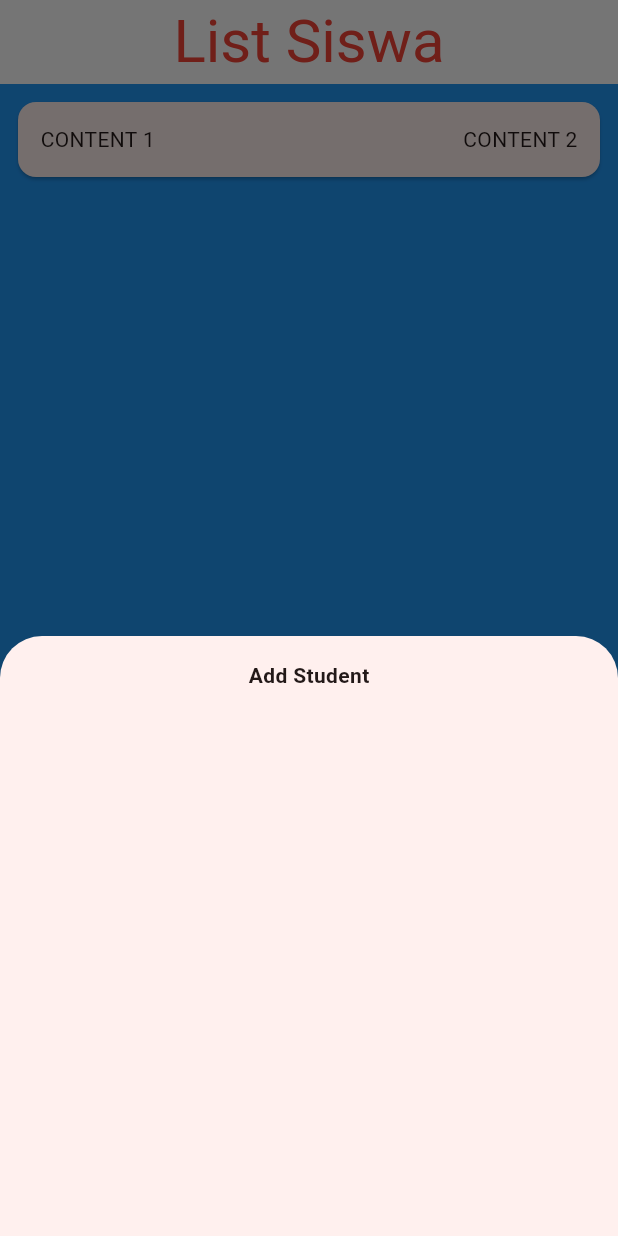
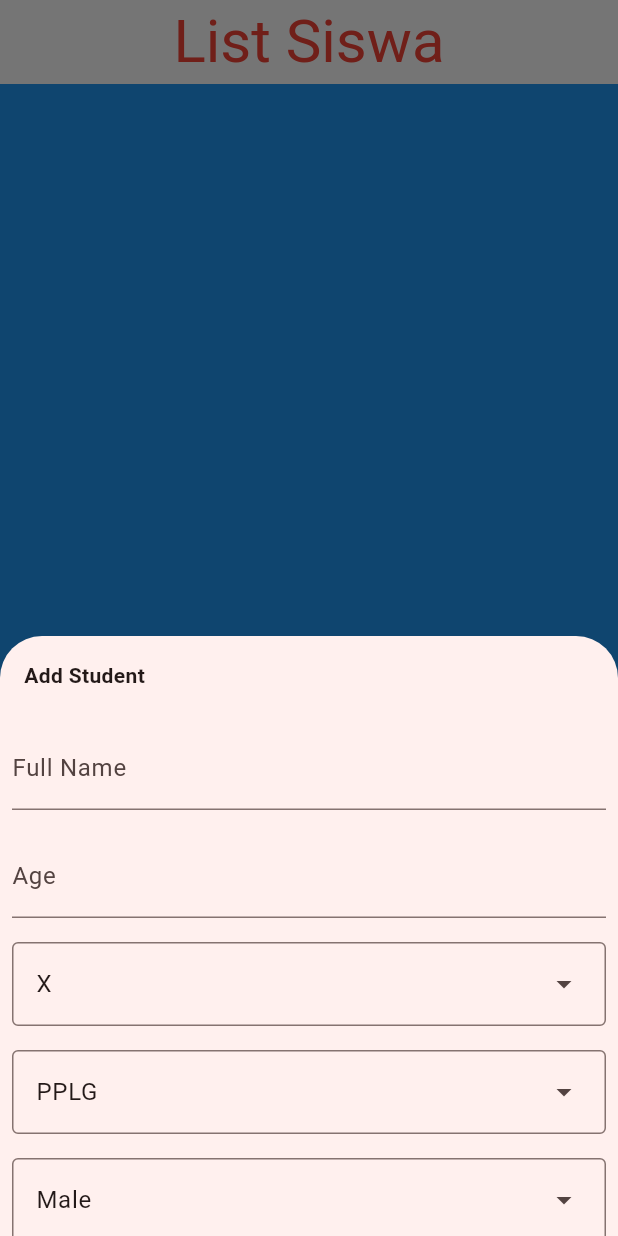
Before and after one commit to oraclelabpischool/List-Student-PPLG-II-Flutter, a Flutter app: the screen it shows after launch, after a tap on an icon or button, on a phone screen of 412 x 824 dp. Run offline on Flutter 3.47's test engine with Material 3 defaults, Android fonts, the phone set to English and light mode, and no system bars.

Commit message:
feat: add to list example

```diff
--- a/lib/screen/my_home_page.dart
+++ b/lib/screen/my_home_page.dart
@@ -9,6 +9,34 @@ class MyHomePage extends StatefulWidget {
 }
 
 class _MyHomePageState extends State<MyHomePage> {
+  List listStudent = [];
+  String classSelected = 'X';
+  String majorSelected = 'PPLG';
+  String genderSelected = 'Male';
+  TextEditingController fullName = TextEditingController();
+  TextEditingController age = TextEditingController();
+  final List<DropdownMenuEntry<String>> listClasses =
+      <DropdownMenuEntry<String>>[
+        const DropdownMenuEntry(value: "X", label: "X"),
+        const DropdownMenuEntry(value: "XI", label: "XI"),
+        const DropdownMenuEntry(value: "XII", label: "XII"),
+      ];
+  final List<DropdownMenuEntry<String>> listMajor = <DropdownMenuEntry<String>>[
+    const DropdownMenuEntry(value: "PPLG", label: "PPLG"),
+    const DropdownMenuEntry(value: "HR", label: "HR"),
+    const DropdownMenuEntry(value: "MPLB", label: "MPLB"),
+    const DropdownMenuEntry(value: "TM", label: "TM"),
+    const DropdownMenuEntry(value: "TSM", label: "TSM"),
+    const DropdownMenuEntry(value: "TKRO", label: "TKRO"),
+    const DropdownMenuEntry(value: "DKV", label: "DKV"),
+    const DropdownMenuEntry(value: "TJKT", label: "TJKT"),
+  ];
+  final List<DropdownMenuEntry<String>> genderList =
+      <DropdownMenuEntry<String>>[
+        const DropdownMenuEntry(value: "Male", label: "Male"),
+        const DropdownMenuEntry(value: "Female", label: "Female"),
+      ];
+
   void _showModalSheet() {
     showModalBottomSheet(
       context: context,
@@ -16,13 +44,92 @@ class _MyHomePageState extends State<MyHomePage> {
         return SizedBox(
           width: double.infinity,
           height: 400.0,
-          child: Column(
+          child: ListView(
             children: [
               Padding(
                 padding: const EdgeInsets.all(16.0),
                 child: Text(
                   "Add Student",
                   style: TextStyle(fontWeight: FontWeight.bold),
+                ),
+              ),
+              Padding(
+                padding: const EdgeInsets.all(8.0),
+                child: TextFormField(
+                  controller: fullName,
+                  keyboardType: TextInputType.text,
+                  decoration: const InputDecoration(labelText: "Full Name"),
+                ),
+              ),
+              Padding(
+                padding: const EdgeInsets.all(8.0),
+                child: TextFormField(
+                  controller: age,
+                  keyboardType: TextInputType.number,
+                  decoration: const InputDecoration(labelText: "Age"),
+                ),
+              ),
+              Padding(
+                padding: const EdgeInsets.all(8.0),
+                child: DropdownMenu(
+                  width: double.infinity,
+                  dropdownMenuEntries: listClasses,
+                  initialSelection: classSelected,
+                  onSelected: (String? value) => setState(() {
+                    classSelected = value as String;
+                  }),
+                ),
+              ),
+              Padding(
+                padding: const EdgeInsets.all(8.0),
+                child: DropdownMenu(
+                  initialSelection: majorSelected,
+                  width: double.infinity,
+                  dropdownMenuEntries: listMajor,
+                  onSelected: (String? value) => setState(() {
+                    classSelected = value as String;
+                  }),
+                ),
+              ),
+              Padding(
+                padding: const EdgeInsets.all(8.0),
+                child: DropdownMenu(
+                  width: double.infinity,
+                  initialSelection: genderSelected,
+                  dropdownMenuEntries: genderList,
+                  onSelected: (String? value) => setState(() {
+                    genderSelected = value as String;
+                  }),
+                ),
+              ),
+              Padding(
+                padding: const EdgeInsets.all(8.0),
+                child: ElevatedButton(
+                  onPressed: () {
+                    if (fullName.text == "" || age.text == "") {
+                      Navigator.pop(context);
+                      const snackdemo = SnackBar(
+                        content: Text('Student name and age must be filled!'),
+                        backgroundColor: Colors.red,
+                        elevation: 10,
+                        behavior: SnackBarBehavior.floating,
+                        margin: EdgeInsets.all(5),
+                      );
+                      ScaffoldMessenger.of(context).showSnackBar(snackdemo);
+                      return;
+                    }
+
+                    listStudent.add({
+                      "full_name": fullName.text,
+                      "classes": classSelected,
+                      "major": majorSelected,
+                      "Age": age.text,
+                      "gender": genderSelected,
+                    });
+                    Navigator.pop(context);
+                    print("BUtton On Click $listStudent");
+                  },
+                  child: const Text("Add Student"),
                 ),
               ),
             ],
@@ -52,7 +159,11 @@ class _MyHomePageState extends State<MyHomePage> {
         color: Colors.blue,
         child: Column(
           children: [
-            ContainerCustome(title1: "CONTENT 1", title2: "CONTENT 2"),
+            for (int idx = 0; idx < listStudent.length; idx++)
+              ContainerCustome(
+                title1: "Name: ${listStudent[idx]['full_name']}",
+                title2: "Class: ${listStudent[idx]['classes']}",
+              ),
           ],
         ),
       ),
```
